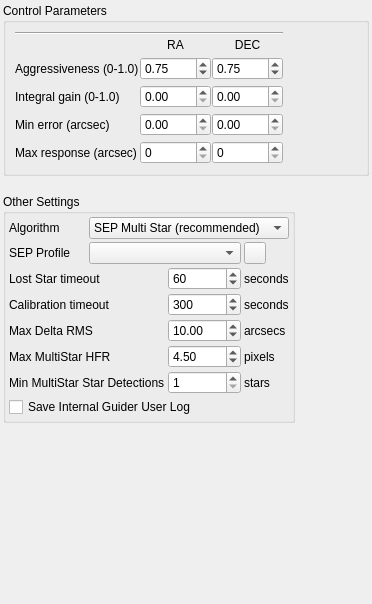
Above: kstars/ekos/guide/opsguide.ui from KDE/kstars before the change. Below: the same form after it.
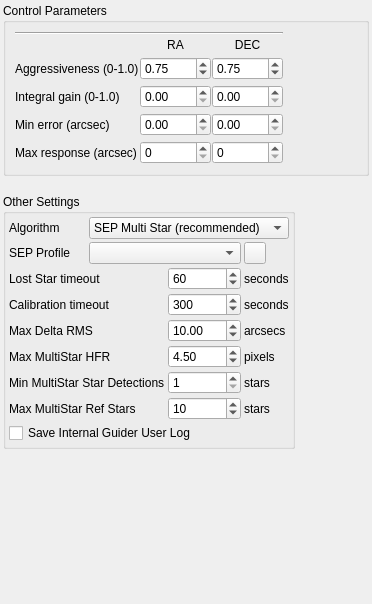
That is the form after the change.

Commit message: Allow user to increase number of SEP MultiStar reference stars, invent SNR for invented guidestars

```diff
--- a/kstars/ekos/guide/opsguide.ui
+++ b/kstars/ekos/guide/opsguide.ui
@@ -349,6 +349,13 @@
           </property>
          </widget>
         </item>
+        <item row="8" column="3">
+         <widget class="QLabel" name="label_25">
+          <property name="text">
+           <string>stars</string>
+          </property>
+         </widget>
+        </item>
         <item row="2" column="2">
          <widget class="QSpinBox" name="kcfg_GuideLostStarTimeout">
           <property name="maximum">
@@ -474,7 +481,26 @@
           </property>
          </widget>
         </item>
-        <item row="8" column="0" colspan="4">
+        <item row="8" column="2">
+         <widget class="QSpinBox" name="kcfg_MaxMultistarReferenceStars">
+          <property name="minimum">
+           <number>1</number>
+          </property>
+          <property name="maximum">
+           <number>100</number>
+          </property>
+          <property name="singleStep">
+           <number>1</number>
+          </property>
+          <property name="value">
+           <number>10</number>
+          </property>
+          <property name="toolTip">
+           <string>Maximum number of reference stars used by SEP MultiStar.</string>
+          </property>
+         </widget>
+        </item>
+        <item row="9" column="0" colspan="4">
          <widget class="QCheckBox" name="kcfg_SaveGuideLog">
           <property name="enabled">
            <bool>true</bool>
@@ -514,6 +540,16 @@
           </property>
          </widget>
         </item>
+        <item row="8" column="0" colspan="2">
+         <widget class="QLabel" name="label_24">
+          <property name="toolTip">
+           <string>Maximum number of reference stars used by SEP MultiStar.</string>
+          </property>
+          <property name="text">
+           <string>Max MultiStar Ref Stars</string>
+          </property>
+         </widget>
+        </item>
         <item row="5" column="3">
          <widget class="QLabel" name="label_14">
           <property name="text">
```
Left out of the diff: 6 changed lines with no effect on the pictures. The commit also changes 8 other files.
